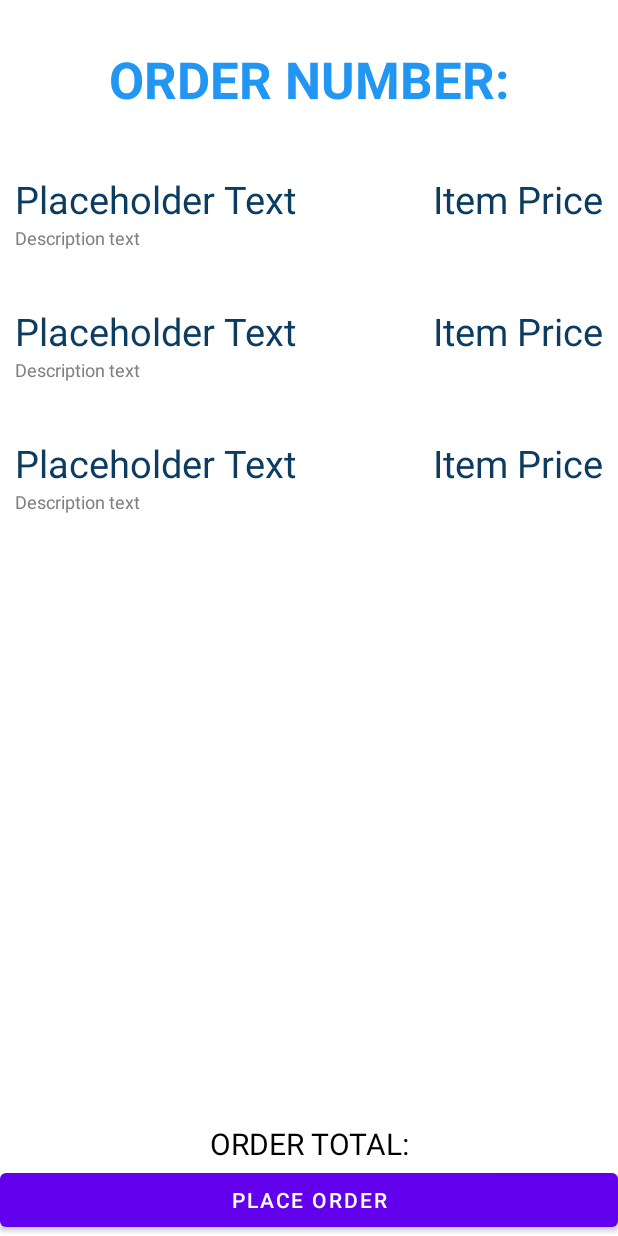
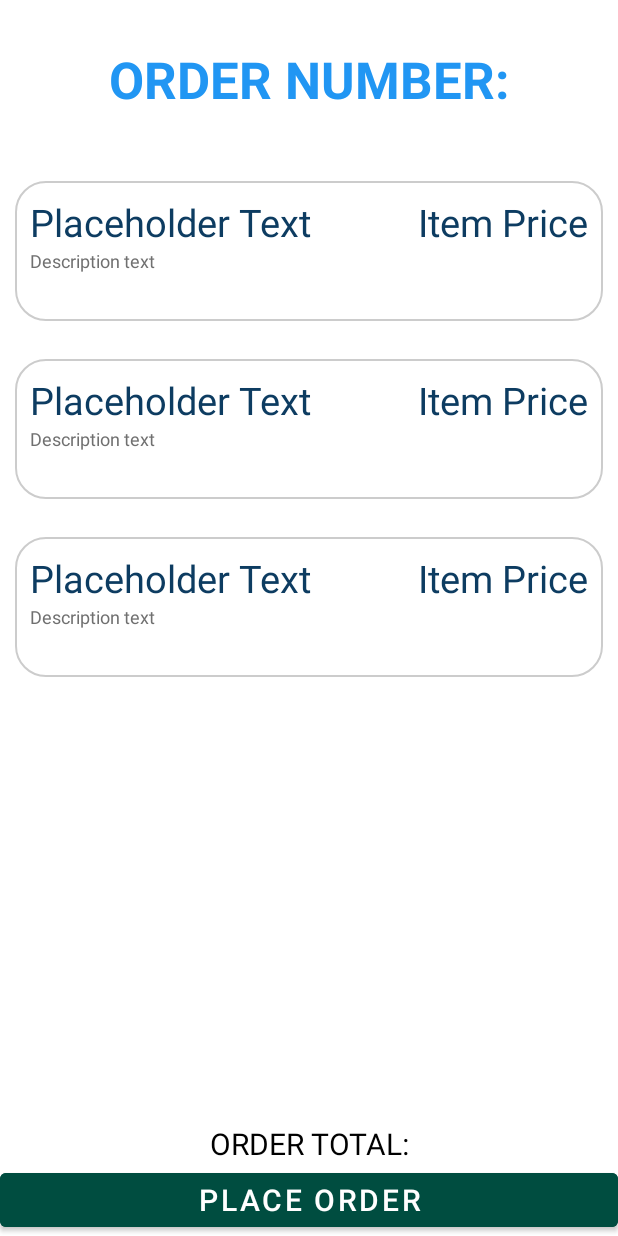
Before and after one commit to soorajmohan93/AllYouCanEatApplication, an Android app: the layout activity_cart.xml on its own in the app's theme, with its tools: preview values and no code run, on a phone screen of 412 x 824 dp. Run offline under Robolectric (Android 15) with nearby library versions, the phone set to English and light mode, and no system bars.

Commit message:
Commit for Styles This release includes: Styling for both light and dark modes bug fixes

```diff
--- /dev/null
+++ b/app/src/main/res/drawable/custom_border.xml
@@ -0,0 +1,6 @@
+<?xml version="1.0" encoding="UTF-8"?>
+<shape xmlns:android="http://schemas.android.com/apk/res/android" android:shape="rectangle">
+    <corners android:radius="20dp"/>
+    <padding android:left="10dp" android:right="10dp" android:top="10dp" android:bottom="10dp"/>
+    <stroke android:width="1dp" android:color="#CCCCCC"/>
+</shape>
--- a/app/src/main/res/layout/activity_cart.xml
+++ b/app/src/main/res/layout/activity_cart.xml
@@ -24,7 +24,7 @@
             style="@style/AllText.TitleStyle"
             android:layout_width="match_parent"
             android:layout_height="wrap_content"
-            android:text="@string/cartHeading" />
+            android:text="@string/order_number" />
 
         <Space
             android:layout_width="wrap_content"
--- a/app/src/main/res/layout/activity_new_order.xml
+++ b/app/src/main/res/layout/activity_new_order.xml
@@ -23,7 +23,7 @@
             style="@style/AllText.TitleStyle"
             android:layout_width="match_parent"
             android:layout_height="wrap_content"
-            android:text="@string/newOrderHeading" />
+            android:text="@string/newOrder" />
 
         <Space
             android:layout_width="wrap_content"
--- a/app/src/main/res/layout/activity_previous_order.xml
+++ b/app/src/main/res/layout/activity_previous_order.xml
@@ -1,6 +1,5 @@
 <?xml version="1.0" encoding="utf-8"?>
 <androidx.constraintlayout.widget.ConstraintLayout xmlns:android="http://schemas.android.com/apk/res/android"
-    xmlns:app="http://schemas.android.com/apk/res-auto"
     xmlns:tools="http://schemas.android.com/tools"
     android:layout_width="match_parent"
     android:layout_height="match_parent"
@@ -25,7 +24,7 @@
                 style="@style/AllText.TitleStyle"
                 android:layout_width="match_parent"
                 android:layout_height="wrap_content"
-                android:text="@string/previous_orders" />
+                android:text="@string/prevOrder" />
 
             <Space
                 android:layout_width="wrap_content"
@@ -35,7 +34,6 @@
                 android:id="@+id/recyclerViewOrderId"
                 android:layout_width="match_parent"
                 android:layout_height="wrap_content"
-                android:background="#FFFFFF"
                 tools:listitem="@layout/recyclerview_order_id" />
 
         </LinearLayout>
--- a/app/src/main/res/layout/activity_previous_order_items.xml
+++ b/app/src/main/res/layout/activity_previous_order_items.xml
@@ -36,6 +36,10 @@
             android:layout_height="wrap_content"
             android:text="@string/orderTotal" />
 
+        <Space
+            android:layout_width="wrap_content"
+            android:layout_height="30dp" />
+
         <androidx.recyclerview.widget.RecyclerView
             android:id="@+id/orderRecyclerView"
             android:layout_width="match_parent"
--- a/app/src/main/res/layout/activity_update_order_item.xml
+++ b/app/src/main/res/layout/activity_update_order_item.xml
@@ -1,6 +1,5 @@
 <?xml version="1.0" encoding="utf-8"?>
 <androidx.constraintlayout.widget.ConstraintLayout xmlns:android="http://schemas.android.com/apk/res/android"
-    xmlns:app="http://schemas.android.com/apk/res-auto"
     xmlns:tools="http://schemas.android.com/tools"
     android:layout_width="match_parent"
     android:layout_height="match_parent"
@@ -73,6 +72,7 @@
                 <!-- Item reduce-->
                 <Button
                     android:id="@+id/quantityReduce"
+                    style="@style/ButtonStyle.ReduceButton"
                     android:layout_width="48dp"
                     android:layout_height="wrap_content"
                     android:text="@string/Reduce"
@@ -94,8 +94,10 @@
                     android:layout_width="0dp"
                     android:layout_height="wrap_content"
                     android:layout_weight="0.3" />
+
                 <Button
                     android:id="@+id/quantityIncrease"
+                    style="@style/ButtonStyle.IncreaseButton"
                     android:layout_width="48dp"
                     android:layout_height="wrap_content"
                     android:text="@string/Increase"
--- a/app/src/main/res/layout/recyclerview_item.xml
+++ b/app/src/main/res/layout/recyclerview_item.xml
@@ -6,7 +6,14 @@
     android:orientation="vertical"
     android:padding="10dp">
 
-
+    <Space
+        android:layout_width="wrap_content"
+        android:layout_height="5dp" />
+    <LinearLayout
+        android:layout_width="match_parent"
+        android:layout_height="wrap_content"
+        android:background="@drawable/custom_border"
+        android:orientation="vertical">
 
         <LinearLayout
             android:layout_width="match_parent"
@@ -44,10 +51,11 @@
 
         <TextView
             android:id="@+id/quantitySelected"
-        style="@style/AllText.Description"
+            style="@style/AllText.Quantity"
             android:layout_width="match_parent"
             android:layout_height="wrap_content"
             android:visibility="invisible"
             tools:text="Qty" />
+    </LinearLayout>
 
 </LinearLayout>
--- a/app/src/main/res/values-night/themes.xml
+++ b/app/src/main/res/values-night/themes.xml
@@ -2,8 +2,8 @@
     <!-- Base application theme. -->
     <style name="Theme.AllYouCanEatApplication" parent="Theme.MaterialComponents.DayNight.DarkActionBar">
         <!-- Primary brand color. -->
-        <item name="colorPrimary">@color/purple_200</item>
-        <item name="colorPrimaryVariant">@color/purple_700</item>
+        <item name="colorPrimary">@color/blue_200</item>
+        <item name="colorPrimaryVariant">@color/blue_700</item>
         <item name="colorOnPrimary">@color/black</item>
         <!-- Secondary brand color. -->
         <item name="colorSecondary">@color/teal_200</item>
@@ -12,5 +12,67 @@
         <!-- Status bar color. -->
         <item name="android:statusBarColor" tools:targetApi="l">?attr/colorPrimaryVariant</item>
         <!-- Customize your theme here. -->
+        <!--Styles for Text-->
+        <item name="android:textViewStyle">@style/AllText</item>
+        <!--Styles for Buttons-->
+        <item name="materialButtonStyle">@style/ButtonStyle</item>
+    </style>
+
+    <!-- Below are the Text View Styles-->
+    <!--These styles are given for all text view    -->
+    <style name="AllText" parent="Widget.AppCompat.TextView">
+        <item name = "android:textAlignment">center</item>
+        <item name = "android:textAllCaps">true</item>
+        <item name = "android:textColor">@color/white</item>
+        <item name = "android:textSize">20sp</item>
+        <item name = "android:textStyle">normal</item>
+    </style>
+
+    <!-- This Style is for title -->
+    <style name="AllText.TitleStyle">
+        <item name = "android:textColor">@color/TitleColor_dark</item>
+        <item name = "android:textSize">34sp</item>
+        <item name = "android:textStyle">bold</item>
+    </style>
+
+    <!-- This Style is for item and prices -->
+    <style name="AllText.Item">
+        <item name = "android:textColor">@color/ItemColor_dark</item>
+        <item name = "android:textSize">25sp</item>
+        <item name = "android:textAllCaps">false</item>
+        <item name = "android:textAlignment">textStart</item>
+    </style>
+
+    <!-- This Style is for item description-->
+    <style name="AllText.Description">
+        <item name = "android:textColor">@color/DescColor_dark</item>
+        <item name = "android:textSize">12sp</item>
+        <item name = "android:textAllCaps">false</item>
+        <item name = "android:textAlignment">textStart</item>
+    </style>
+
+    <!-- This Style is for quantity in cards -->
+    <style name="AllText.Quantity">
+        <item name = "android:textColor">@color/quantity_color_dark</item>
+        <item name = "android:textSize">16sp</item>
+        <item name = "android:textAllCaps">false</item>
+        <item name = "android:textAlignment">textStart</item>
+    </style>
+
+    !--  Below are Button Styles-->
+    <!-- These styles are applied to all buttons   -->
+    <style name="ButtonStyle" parent="Widget.MaterialComponents.Button">
+        <item name="android:backgroundTint">@color/add_update_button_dark</item>
+        <item name="android:textSize">20sp</item>
+        <item name="rippleColor">@color/black</item>
+    </style>
+
+    <!-- This style is for quantity reduce button -->
+    <style name="ButtonStyle.ReduceButton">
+        <item name="android:backgroundTint">@color/red_button_dark</item>
+    </style>
+    <!-- This style is for quantity increase button-->
+    <style name="ButtonStyle.IncreaseButton">
+        <item name="android:backgroundTint">@color/green_button_dark</item>
     </style>
 </resources>
--- a/app/src/main/res/values/colors.xml
+++ b/app/src/main/res/values/colors.xml
@@ -1,13 +1,24 @@
 <?xml version="1.0" encoding="utf-8"?>
 <resources>
-    <color name="purple_200">#FFBB86FC</color>
-    <color name="purple_500">#FF6200EE</color>
-    <color name="purple_700">#FF3700B3</color>
+    <color name="blue_200">#5e92f3</color>
+    <color name="blue_500">#1565c0</color>
+    <color name="blue_700">#003c8f</color>
     <color name="teal_200">#FF03DAC5</color>
     <color name="teal_700">#FF018786</color>
     <color name="black">#FF000000</color>
     <color name="white">#FFFFFFFF</color>
     <color name="TitleColor">#2196F3</color>
     <color name="ItemColor">#0D3C61</color>
-    <color name="DescColor">#7D8083</color>
+    <color name="DescColor">#707070</color>
+    <color name="quantity_color">#37474f</color>
+    <color name="green_button">#388e3c</color>
+    <color name="red_button">#E57373</color>
+    <color name="add_update_button">#004D40</color>
+    <color name="TitleColor_dark">#90caf9</color>
+    <color name="ItemColor_dark">#e0f7fa</color>
+    <color name="DescColor_dark">#e0e0e0</color>
+    <color name="quantity_color_dark">#b0bec5</color>
+    <color name="green_button_dark">#255d00</color>
+    <color name="red_button_dark">#c43e00</color>
+    <color name="add_update_button_dark">#4b830d</color>
 </resources>
--- a/app/src/main/res/values/themes.xml
+++ b/app/src/main/res/values/themes.xml
@@ -2,8 +2,8 @@
     <!-- Base application theme. -->
     <style name="Theme.AllYouCanEatApplication" parent="Theme.MaterialComponents.DayNight.DarkActionBar">
         <!-- Primary brand color. -->
-        <item name="colorPrimary">@color/purple_500</item>
-        <item name="colorPrimaryVariant">@color/purple_700</item>
+        <item name="colorPrimary">@color/blue_500</item>
+        <item name="colorPrimaryVariant">@color/blue_700</item>
         <item name="colorOnPrimary">@color/white</item>
         <!-- Secondary brand color. -->
         <item name="colorSecondary">@color/teal_200</item>
@@ -12,7 +12,10 @@
         <!-- Status bar color. -->
         <item name="android:statusBarColor" tools:targetApi="l">?attr/colorPrimaryVariant</item>
         <!-- Customize your theme here. -->
+        <!--Styles for Text-->
         <item name="android:textViewStyle">@style/AllText</item>
+        <!--Styles for Buttons-->
+        <item name="materialButtonStyle">@style/ButtonStyle</item>
     </style>
 
     <!-- Below are the Text View Styles-->
@@ -32,16 +35,44 @@
         <item name = "android:textStyle">bold</item>
     </style>
 
+    <!-- This Style is for item and prices -->
     <style name="AllText.Item">
         <item name = "android:textColor">@color/ItemColor</item>
         <item name = "android:textSize">25sp</item>
         <item name = "android:textAllCaps">false</item>
         <item name = "android:textAlignment">textStart</item>
     </style>
+
+    <!-- This Style is for item description-->
     <style name="AllText.Description">
         <item name = "android:textColor">@color/DescColor</item>
         <item name = "android:textSize">12sp</item>
         <item name = "android:textAllCaps">false</item>
         <item name = "android:textAlignment">textStart</item>
     </style>
+
+    <!-- This Style is for quantity in cards -->
+    <style name="AllText.Quantity">
+        <item name = "android:textColor">@color/quantity_color</item>
+        <item name = "android:textSize">16sp</item>
+        <item name = "android:textAllCaps">false</item>
+        <item name = "android:textAlignment">textStart</item>
+    </style>
+
+    !--  Below are Button Styles-->
+    <!-- These styles are applied to all buttons   -->
+    <style name="ButtonStyle" parent="Widget.MaterialComponents.Button">
+        <item name="android:textSize">20sp</item>
+        <item name="rippleColor">@color/white</item>
+        <item name="android:backgroundTint">@color/add_update_button</item>
+    </style>
+
+    <!-- This style is for quantity reduce button -->
+    <style name="ButtonStyle.ReduceButton">
+        <item name="android:backgroundTint">@color/red_button</item>
+    </style>
+    <!-- This style is for quantity increase button-->
+    <style name="ButtonStyle.IncreaseButton">
+        <item name="android:backgroundTint">@color/green_button</item>
+    </style>
 </resources>
```
Also changed, not shown: app/src/main/java/com/soorajmohan/test/allyoucaneatapplication/AddToOrder.java (+1 -0 lines), app/src/main/java/com/soorajmohan/test/allyoucaneatapplication/NewOrder.java (+1 -1 lines), app/src/main/java/com/soorajmohan/test/allyoucaneatapplication/OrderIdAdapter.java (+1 -1 lines), app/src/main/java/com/soorajmohan/test/allyoucaneatapplication/PreviousOrderItems.java (+13 -1 lines), app/src/main/res/layout/activity_add_to_order.xml (+6 -3 lines), app/src/main/res/layout/recyclerview_order.xml (+10 -3 lines), app/src/main/res/layout/recyclerview_order_id.xml (+8 -4 lines), app/src/main/res/values/strings.xml (+3 -10 lines). Lines whose indentation alone changed are shown as unchanged.
